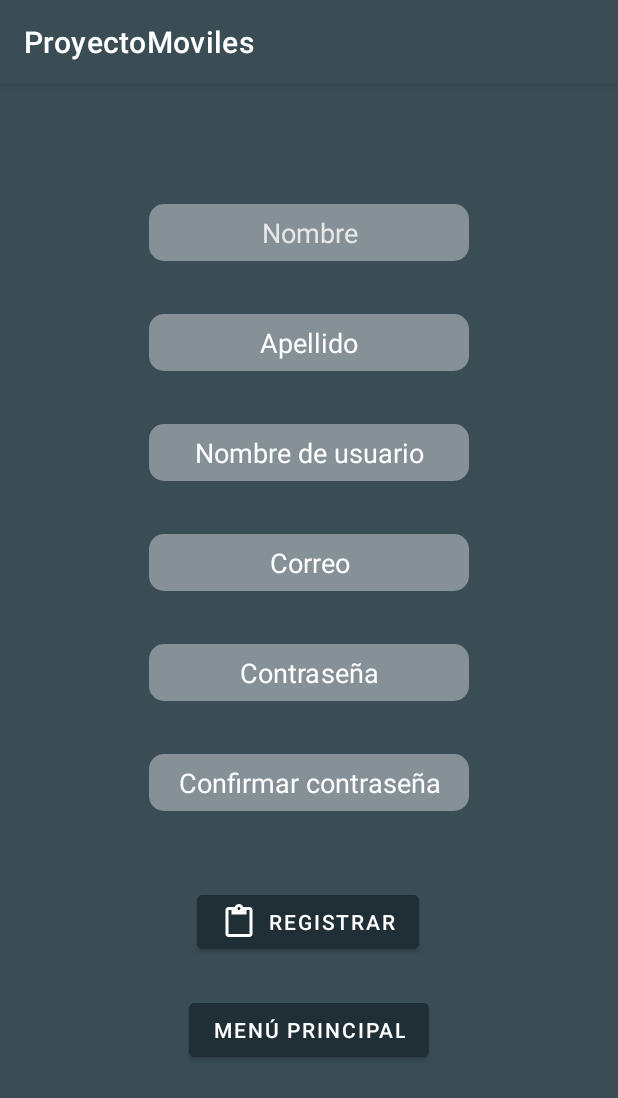
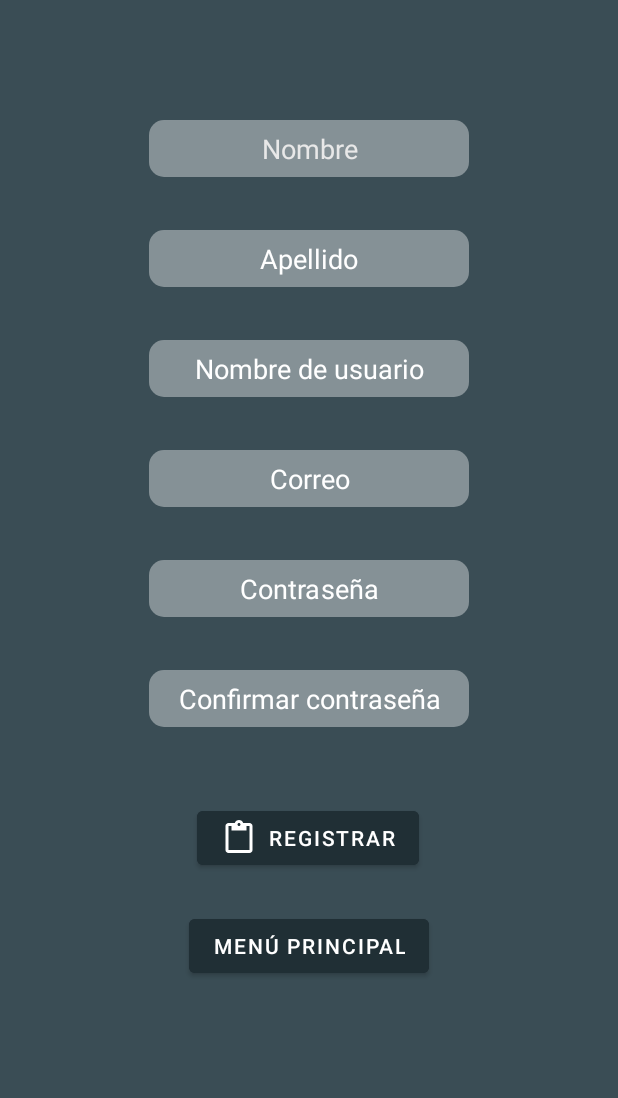
Before and after one commit to gabrielgraunegreiros/PaywalletNative, an Android app: the ControllerRegistro screen opened directly, with no data from a screen before it, on a phone screen of 412 x 824 dp. Shown: the top 1098 px of the screen. Run offline under Robolectric (Android 15) with nearby library versions, the phone set to English and light mode, and no system bars.

Commit message:
Algo hice

```diff
--- a/app/src/main/AndroidManifest.xml
+++ b/app/src/main/AndroidManifest.xml
@@ -10,6 +10,7 @@
         android:supportsRtl="true"
         android:theme="@style/Theme.ProyectoMoviles">
         <activity
+            android:theme="@style/Theme.ProyectoMoviles.NoActionBarAndStatusBar"
             android:name=".controller.ControllerRegistro"
             android:exported="false" />
         <activity
--- a/app/src/main/java/com/usil/proyectomoviles/controller/ControllerRegistro.java
+++ b/app/src/main/java/com/usil/proyectomoviles/controller/ControllerRegistro.java
@@ -2,9 +2,12 @@ package com.usil.proyectomoviles.controller;
 
 import androidx.appcompat.app.AppCompatActivity;
 
+import android.content.Intent;
 import android.os.Bundle;
 import android.view.View;
+import android.widget.ArrayAdapter;
 import android.widget.EditText;
+import android.widget.ListView;
 import android.widget.Toast;
 
 import com.usil.proyectomoviles.R;
@@ -12,11 +15,14 @@ import com.usil.proyectomoviles.entity.Usuario;
 import com.usil.proyectomoviles.modelo.DAOUsuario;
 
 import java.util.ArrayList;
+import java.util.List;
 
 public class ControllerRegistro extends AppCompatActivity {
     EditText edtNom, edtApe, edtUsu, edtCorreo, edtContraseña, edtConfirmar;
+    ListView lstUsu;
     DAOUsuario daoUsuario = new DAOUsuario(this);
-    String nombre, apellido, usuario, correo, contraseña;
+    String nombre, apellidos, usuario, correo, contraseña;
+    ArrayList<Usuario> listaUsu = new ArrayList<>();
     Usuario u;
 
     @Override
@@ -25,6 +31,7 @@ public class ControllerRegistro extends AppCompatActivity {
         setContentView(R.layout.lyt_registro);
         asignarReferencias();
         daoUsuario.openDB();
+        listarUsuarios();
     }
 
     private void asignarReferencias() {
@@ -34,24 +41,35 @@ public class ControllerRegistro extends AppCompatActivity {
         edtCorreo = findViewById(R.id.edtCorreo);
         edtContraseña = findViewById(R.id.edtContraseña);
         edtConfirmar = findViewById(R.id.edtConfirmar);
+        lstUsu = findViewById(R.id.lstUsuario);
     }
 
     public void registrarUsuario(View view){
         String confirmar;
         nombre = edtNom.getText().toString();
-        apellido = edtApe.getText().toString();
+        apellidos = edtApe.getText().toString();
         usuario = edtUsu.getText().toString();
         correo = edtCorreo.getText().toString();
         contraseña = edtContraseña.getText().toString();
         confirmar = edtConfirmar.getText().toString();
-        if(confirmar == contraseña){
-            u = new Usuario(nombre,apellido,correo,usuario,contraseña);
+        if(confirmar.equals(contraseña)){
+            u = new Usuario(nombre,apellidos,correo,usuario,contraseña);
             daoUsuario.registrarUsuario(u);
             Toast.makeText(ControllerRegistro.this,"Registrado correctamente",Toast.LENGTH_SHORT).show();
             limpiar();
         } else {
             Toast.makeText(ControllerRegistro.this,"Confirme la contraseña correctamente",Toast.LENGTH_SHORT).show();
         }
+    }
+
+    private void listarUsuarios() {
+        listaUsu= daoUsuario.getUsuario();
+        List<String> lista = new ArrayList<>();
+        for (Usuario u: listaUsu){
+            lista.add("Nombre: "+u.getNombre()+"\nApellidos: "+u.getApellidos()+"\nCorreo: "+u.getCorreo()+"\nUsuario: "+u.getContrasena()+"\nContraseña: "+u.getContrasena()+"\n");
+        }
+        ArrayAdapter adapter = new ArrayAdapter(this, android.R.layout.simple_list_item_1,lista);
+        lstUsu.setAdapter(adapter);
     }
 
     private void limpiar() {
@@ -62,4 +80,9 @@ public class ControllerRegistro extends AppCompatActivity {
         edtContraseña.setText("");
         edtConfirmar.setText("");
     }
+
+    public void menuPrincipal(View view){
+        Intent intent = new Intent(ControllerRegistro.this, MainActivity.class);
+        startActivity(intent);
+    }
 }
--- a/app/src/main/java/com/usil/proyectomoviles/modelo/DAOUsuario.java
+++ b/app/src/main/java/com/usil/proyectomoviles/modelo/DAOUsuario.java
@@ -28,11 +28,12 @@ public class DAOUsuario {
         database.close();
     }
 
+
     public void registrarUsuario(Usuario u){
         try {
             ContentValues contentValues = new ContentValues();
             contentValues.put("nombre",u.getNombre());
-            contentValues.put("apellido",u.getApellidos());
+            contentValues.put("apellidos",u.getApellidos());
             contentValues.put("correo",u.getCorreo());
             contentValues.put("usuario",u.getUsuario());
             contentValues.put("contrasena",u.getContrasena());
--- a/app/src/main/res/layout/lyt_registro.xml
+++ b/app/src/main/res/layout/lyt_registro.xml
@@ -105,6 +105,7 @@
         android:layout_marginTop="50dp"
         android:layout_marginEnd="32dp"
         android:backgroundTint="#202F35"
+        android:onClick="registrarUsuario"
         android:text="Registrar"
         app:icon="?attr/actionModePasteDrawable"
         app:layout_constraintEnd_toEndOf="parent"
@@ -138,8 +139,20 @@
         android:layout_marginTop="24dp"
         android:layout_marginEnd="32dp"
         android:backgroundTint="#202F35"
+        android:onClick="menuPrincipal"
         android:text="Menú Principal"
         app:layout_constraintEnd_toEndOf="parent"
         app:layout_constraintStart_toStartOf="parent"
         app:layout_constraintTop_toBottomOf="@+id/btnRegistrar" />
+
+    <ListView
+        android:id="@+id/lstUsuario"
+        android:layout_width="409dp"
+        android:layout_height="54dp"
+        android:layout_marginStart="1dp"
+        android:layout_marginTop="22dp"
+        android:layout_marginEnd="1dp"
+        app:layout_constraintEnd_toEndOf="parent"
+        app:layout_constraintStart_toStartOf="parent"
+        app:layout_constraintTop_toBottomOf="@+id/btnMenuPrincipal" />
 </androidx.constraintlayout.widget.ConstraintLayout>
```
